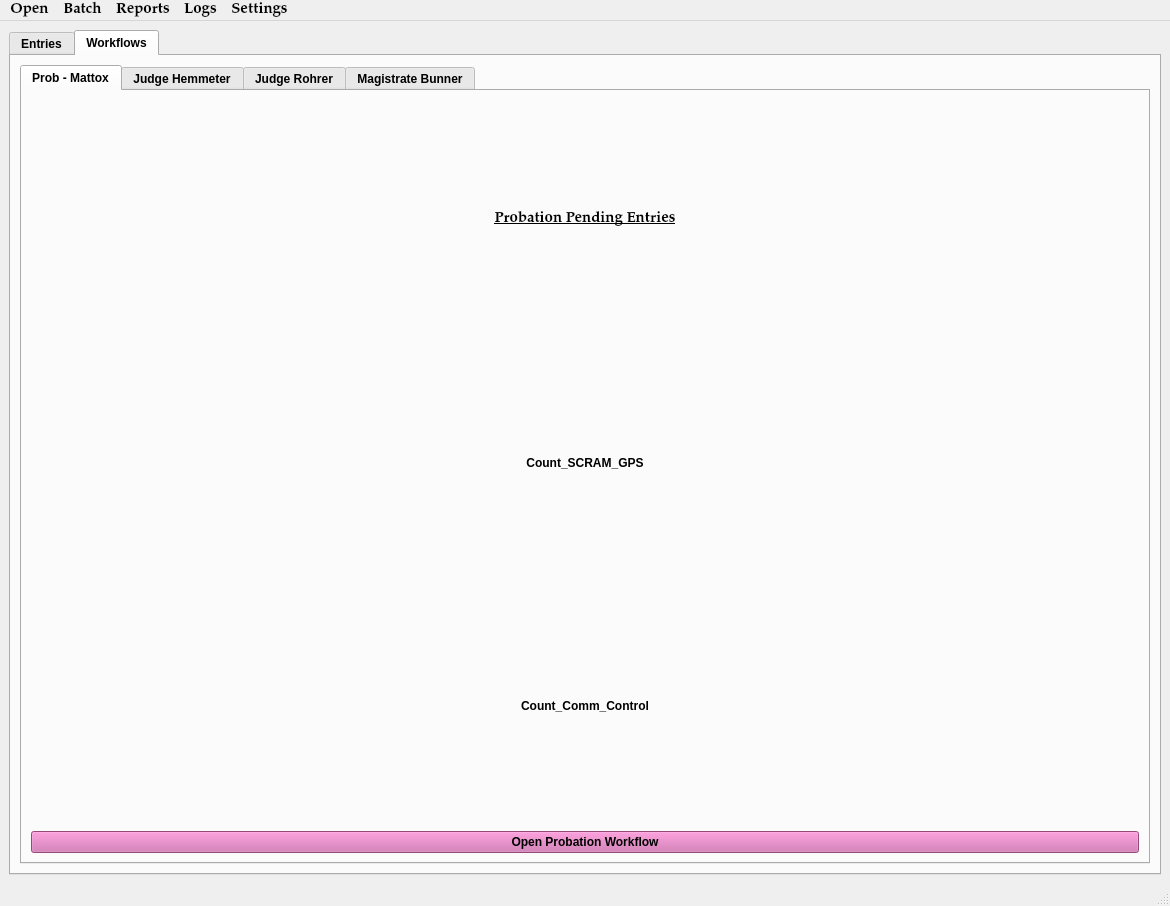
Above: munientry/views/ui/MainWindow.ui from HunterProgram22/MuniEntry before the change. Below: the same form after it.
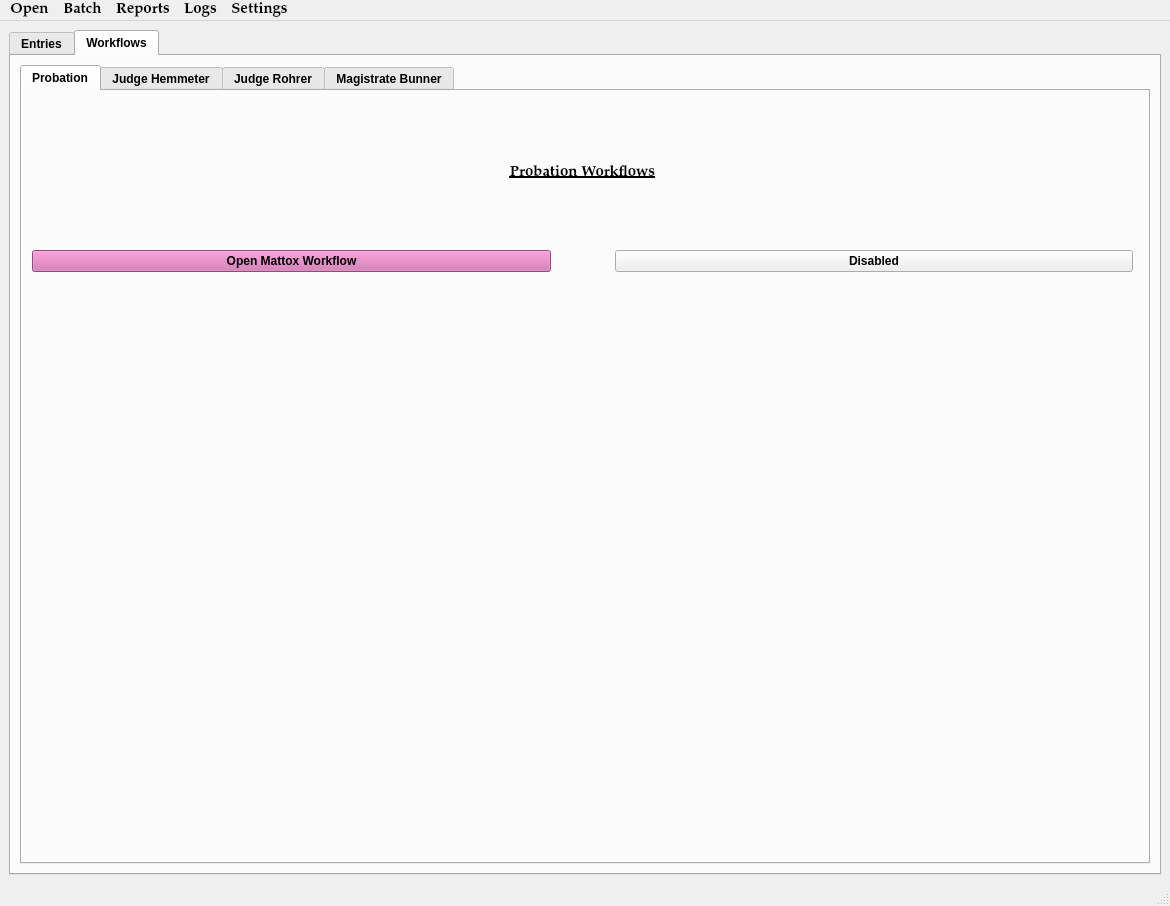
That is the form after the change. The open tabs and pages were chosen to show the change. Custom widgets are drawn as their Qt base class.

Commit message: Updated main window and fixed no case load message bug for Mattox.

```diff
--- a/munientry/views/ui/MainWindow.ui
+++ b/munientry/views/ui/MainWindow.ui
@@ -1277,12 +1277,39 @@
           </property>
           <widget class="QWidget" name="mattox_tab">
            <attribute name="title">
-            <string>Prob - Mattox</string>
+            <string>Probation</string>
            </attribute>
-           <layout class="QGridLayout" name="gridLayout_21">
-            <item row="0" column="0">
+           <widget class="QWidget" name="">
+            <property name="geometry">
+             <rect>
+              <x>10</x>
+              <y>10</y>
+              <width>1101</width>
+              <height>171</height>
+             </rect>
+            </property>
              <layout class="QGridLayout" name="gridLayout_20">
-              <item row="0" column="0">
+             <property name="horizontalSpacing">
+              <number>64</number>
+             </property>
+             <item row="1" column="0">
+              <widget class="QPushButton" name="probation_workflowButton">
+               <property name="styleSheet">
+                <string notr="true">background-color: rgb(206, 104, 171);</string>
+               </property>
+               <property name="text">
+                <string>Open Mattox Workflow</string>
+               </property>
+              </widget>
+             </item>
+             <item row="1" column="1">
+              <widget class="QPushButton" name="pushButton">
+               <property name="text">
+                <string>Disabled</string>
+               </property>
+              </widget>
+             </item>
+             <item row="0" column="0" colspan="2">
                <widget class="QLabel" name="label_20">
                 <property name="font">
                  <font>
@@ -1295,46 +1322,15 @@
                  </font>
                 </property>
                 <property name="text">
-                 <string>Probation Pending Entries</string>
+                <string>Probation Workflows</string>
                 </property>
                 <property name="alignment">
                  <set>Qt::AlignCenter</set>
                 </property>
                </widget>
               </item>
-              <item row="1" column="0">
-               <widget class="QLabel" name="count_scram_gps_label">
-                <property name="text">
-                 <string>Count_SCRAM_GPS</string>
-                </property>
-                <property name="alignment">
-                 <set>Qt::AlignCenter</set>
-                </property>
-               </widget>
-              </item>
-              <item row="2" column="0">
-               <widget class="QLabel" name="count_comm_control_label">
-                <property name="text">
-                 <string>Count_Comm_Control</string>
-                </property>
-                <property name="alignment">
-                 <set>Qt::AlignCenter</set>
-                </property>
-               </widget>
-              </item>
-              <item row="3" column="0">
-               <widget class="QPushButton" name="probation_workflowButton">
-                <property name="styleSheet">
-                 <string notr="true">background-color: rgb(206, 104, 171);</string>
-                </property>
-                <property name="text">
-                 <string>Open Probation Workflow</string>
-                </property>
-               </widget>
-              </item>
-             </layout>
-            </item>
-           </layout>
+            </layout>
+           </widget>
           </widget>
           <widget class="QWidget" name="hemmeter_tab">
            <attribute name="title">
```
Lines whose indentation alone changed are shown as unchanged. The commit also changes 4 other files.
